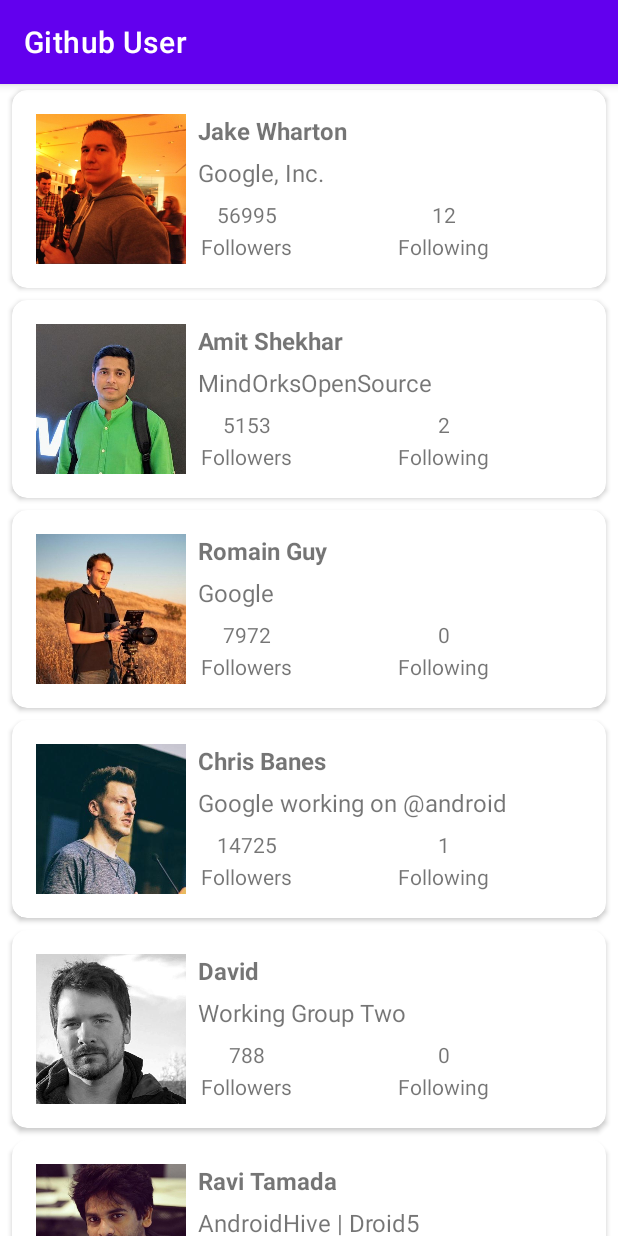
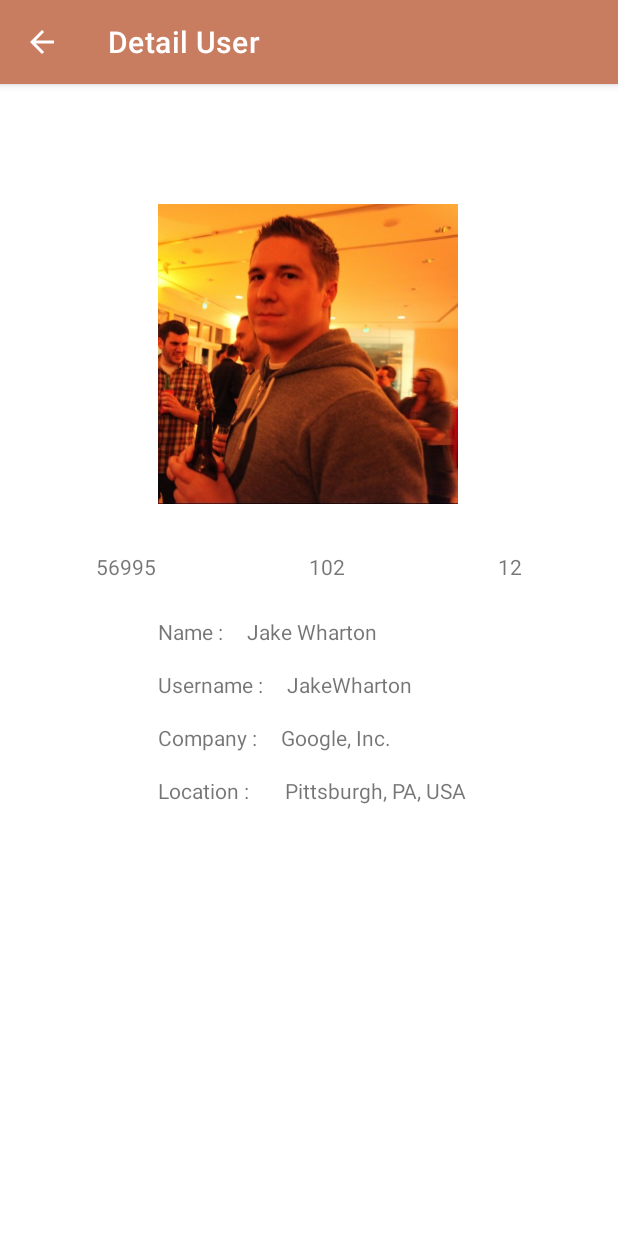
Before and after one commit to RikiHikmianto/Github-User, an Android app: the screen it shows after launch (MainActivity before the commit, DetailUser after it), after a tap on "Jake Wharton", on a phone screen of 412 x 824 dp. Run offline under Robolectric (Android 15) with nearby library versions, the phone set to English and light mode, and no system bars.

Commit message:
My Commit Second

```diff
--- a/app/src/main/AndroidManifest.xml
+++ b/app/src/main/AndroidManifest.xml
@@ -1,7 +1,6 @@
 <?xml version="1.0" encoding="utf-8"?>
 <manifest xmlns:android="http://schemas.android.com/apk/res/android"
     package="id.rikihikmianto.githubuser">
-
 
     <application
         android:allowBackup="true"
@@ -10,6 +9,9 @@
         android:roundIcon="@mipmap/ic_launcher_round"
         android:supportsRtl="true"
         android:theme="@style/Theme.GithubUser">
+        <activity
+            android:name=".DetailUser"
+            android:exported="false" />
         <activity
             android:name=".MainActivity"
             android:exported="true" />
--- /dev/null
+++ b/app/src/main/java/id/rikihikmianto/githubuser/DetailUser.kt
@@ -0,0 +1,37 @@
+package id.rikihikmianto.githubuser
+
+import androidx.appcompat.app.AppCompatActivity
+import android.os.Bundle
+import id.rikihikmianto.githubuser.databinding.ActivityDetailUserBinding
+
+class DetailUser : AppCompatActivity() {
+    companion object {
+        const val EXTRA_DATA = "extra_data"
+    }
+
+    private lateinit var binding: ActivityDetailUserBinding
+
+    override fun onCreate(savedInstanceState: Bundle?) {
+        super.onCreate(savedInstanceState)
+        binding = ActivityDetailUserBinding.inflate(layoutInflater)
+        setContentView(binding.root)
+
+        supportActionBar?.title = "Detail User"
+        supportActionBar?.setDisplayHomeAsUpEnabled(true)
+
+        val githubUser: GithubUser = intent.getParcelableExtra<GithubUser>(EXTRA_DATA) as GithubUser
+        binding.tvFollowers.text = githubUser.followers
+        binding.tvFollowing.text = githubUser.following
+        binding.tvRepo.text = githubUser.repository
+        binding.tvName.text = githubUser.name
+        binding.tvUsername.text = githubUser.username
+        binding.tvCompany.text = githubUser.company
+        binding.tvLocation.text = githubUser.location
+        binding.imgAvatar.setImageResource(githubUser.avatar)
+    }
+
+    override fun onSupportNavigateUp(): Boolean {
+        onBackPressed()
+        return true
+    }
+}
--- a/app/src/main/java/id/rikihikmianto/githubuser/MainActivity.kt
+++ b/app/src/main/java/id/rikihikmianto/githubuser/MainActivity.kt
@@ -1,8 +1,8 @@
 package id.rikihikmianto.githubuser
 
+import android.content.Intent
 import android.content.res.Configuration
 import android.os.Bundle
-import android.widget.Toast
 import androidx.appcompat.app.AppCompatActivity
 import androidx.recyclerview.widget.GridLayoutManager
 import androidx.recyclerview.widget.LinearLayoutManager
@@ -39,7 +39,9 @@ class MainActivity : AppCompatActivity() {
     }
 
     private fun showSelectedGithub(data: GithubUser) {
-        Toast.makeText(this, "Memilih " + data.name, Toast.LENGTH_SHORT).show()
+        intent = Intent(this@MainActivity, DetailUser::class.java)
+        intent.putExtra(DetailUser.EXTRA_DATA, data)
+        startActivity(intent)
     }
 
     private val listGithubUser: ArrayList<GithubUser>
--- /dev/null
+++ b/app/src/main/res/layout/activity_detail_user.xml
@@ -0,0 +1,128 @@
+<?xml version="1.0" encoding="utf-8"?>
+<androidx.constraintlayout.widget.ConstraintLayout xmlns:android="http://schemas.android.com/apk/res/android"
+    xmlns:app="http://schemas.android.com/apk/res-auto"
+    xmlns:tools="http://schemas.android.com/tools"
+    android:layout_width="match_parent"
+    android:layout_height="match_parent"
+    tools:context=".DetailUser">
+
+
+    <ImageView
+        android:id="@+id/img_avatar"
+        android:layout_width="200dp"
+        android:layout_height="200dp"
+        android:layout_marginTop="80dp"
+        app:layout_constraintEnd_toEndOf="parent"
+        app:layout_constraintHorizontal_bias="0.497"
+        app:layout_constraintStart_toStartOf="parent"
+        app:layout_constraintTop_toTopOf="parent"
+        tools:srcCompat="@tools:sample/avatars" />
+
+    <TextView
+        android:id="@+id/tv_followers"
+        android:layout_width="wrap_content"
+        android:layout_height="wrap_content"
+        android:layout_marginStart="64dp"
+        android:layout_marginTop="32dp"
+        android:text="followers"
+        app:layout_constraintStart_toStartOf="parent"
+        app:layout_constraintTop_toBottomOf="@+id/img_avatar" />
+
+    <TextView
+        android:id="@+id/tv_following"
+        android:layout_width="wrap_content"
+        android:layout_height="wrap_content"
+        android:layout_marginTop="32dp"
+        android:layout_marginEnd="64dp"
+        android:text="following"
+        app:layout_constraintEnd_toEndOf="parent"
+        app:layout_constraintTop_toBottomOf="@+id/img_avatar" />
+
+    <TextView
+        android:id="@+id/tv_repo"
+        android:layout_width="wrap_content"
+        android:layout_height="wrap_content"
+        android:text="repo"
+        app:layout_constraintBottom_toBottomOf="@+id/tv_followers"
+        app:layout_constraintEnd_toStartOf="@+id/tv_following"
+        app:layout_constraintStart_toEndOf="@+id/tv_followers"
+        app:layout_constraintTop_toTopOf="@+id/tv_following" />
+
+    <TextView
+        android:id="@+id/textView5"
+        android:layout_width="wrap_content"
+        android:layout_height="wrap_content"
+        android:layout_marginTop="24dp"
+        android:text="Name :"
+        app:layout_constraintStart_toStartOf="@+id/img_avatar"
+        app:layout_constraintTop_toBottomOf="@+id/tv_followers" />
+
+    <TextView
+        android:id="@+id/tv_name"
+        android:layout_width="wrap_content"
+        android:layout_height="wrap_content"
+        android:layout_marginStart="16dp"
+        android:text="TextView"
+        app:layout_constraintBottom_toBottomOf="@+id/textView5"
+        app:layout_constraintStart_toEndOf="@+id/textView5"
+        app:layout_constraintTop_toTopOf="@+id/textView5" />
+
+    <TextView
+        android:id="@+id/textView7"
+        android:layout_width="wrap_content"
+        android:layout_height="wrap_content"
+        android:layout_marginTop="16dp"
+        android:text="Username :"
+        app:layout_constraintStart_toStartOf="@+id/textView5"
+        app:layout_constraintTop_toBottomOf="@+id/textView5" />
+
+    <TextView
+        android:id="@+id/tv_username"
+        android:layout_width="wrap_content"
+        android:layout_height="wrap_content"
+        android:layout_marginStart="16dp"
+        android:text="TextView"
+        app:layout_constraintBottom_toBottomOf="@+id/textView7"
+        app:layout_constraintStart_toEndOf="@+id/textView7"
+        app:layout_constraintTop_toTopOf="@+id/textView7" />
+
+    <TextView
+        android:id="@+id/textView13"
+        android:layout_width="wrap_content"
+        android:layout_height="wrap_content"
+        android:layout_marginTop="16dp"
+        android:text="Company :"
+        app:layout_constraintStart_toStartOf="@+id/textView7"
+        app:layout_constraintTop_toBottomOf="@+id/textView7" />
+
+    <TextView
+        android:id="@+id/tv_company"
+        android:layout_width="wrap_content"
+        android:layout_height="wrap_content"
+        android:layout_marginStart="16dp"
+        android:text="TextView"
+        app:layout_constraintBottom_toBottomOf="@+id/textView13"
+        app:layout_constraintStart_toEndOf="@+id/textView13"
+        app:layout_constraintTop_toTopOf="@+id/textView13" />
+
+    <TextView
+        android:id="@+id/textView14"
+        android:layout_width="wrap_content"
+        android:layout_height="wrap_content"
+        android:layout_marginTop="16dp"
+        android:text="Location :"
+        app:layout_constraintStart_toStartOf="@+id/textView13"
+        app:layout_constraintTop_toBottomOf="@+id/textView13" />
+
+    <TextView
+        android:id="@+id/tv_location"
+        android:layout_width="wrap_content"
+        android:layout_height="wrap_content"
+        android:layout_marginStart="24dp"
+        android:text="TextView"
+        app:layout_constraintBottom_toBottomOf="@+id/textView14"
+        app:layout_constraintStart_toEndOf="@+id/textView14"
+        app:layout_constraintTop_toTopOf="@+id/textView14" />
+
+
+</androidx.constraintlayout.widget.ConstraintLayout>
--- a/app/src/main/res/values/colors.xml
+++ b/app/src/main/res/values/colors.xml
@@ -3,8 +3,8 @@
     <color name="purple_200">#FFBB86FC</color>
     <color name="purple_500">#FF6200EE</color>
     <color name="purple_700">#FF3700B3</color>
-    <color name="teal_200">#FF03DAC5</color>
-    <color name="teal_700">#FF018786</color>
-    <color name="black">#FF000000</color>
+    <color name="teal_200">#C97D60</color>
+    <color name="teal_700">#63372C</color>
+    <color name="black">#858585</color>
     <color name="white">#FFFFFFFF</color>
 </resources>
--- a/app/src/main/res/values/themes.xml
+++ b/app/src/main/res/values/themes.xml
@@ -2,12 +2,12 @@
     <!-- Base application theme. -->
     <style name="Theme.GithubUser" parent="Theme.MaterialComponents.DayNight.DarkActionBar">
         <!-- Primary brand color. -->
-        <item name="colorPrimary">@color/purple_500</item>
-        <item name="colorPrimaryVariant">@color/purple_700</item>
+        <item name="colorPrimary">@color/teal_200</item>
+        <item name="colorPrimaryVariant">@color/teal_700</item>
         <item name="colorOnPrimary">@color/white</item>
         <!-- Secondary brand color. -->
-        <item name="colorSecondary">@color/teal_200</item>
-        <item name="colorSecondaryVariant">@color/teal_700</item>
+        <item name="colorSecondary">@color/purple_500</item>
+        <item name="colorSecondaryVariant">@color/purple_700</item>
         <item name="colorOnSecondary">@color/black</item>
         <!-- Status bar color. -->
         <item name="android:statusBarColor" tools:targetApi="l">?attr/colorPrimaryVariant</item>
```
